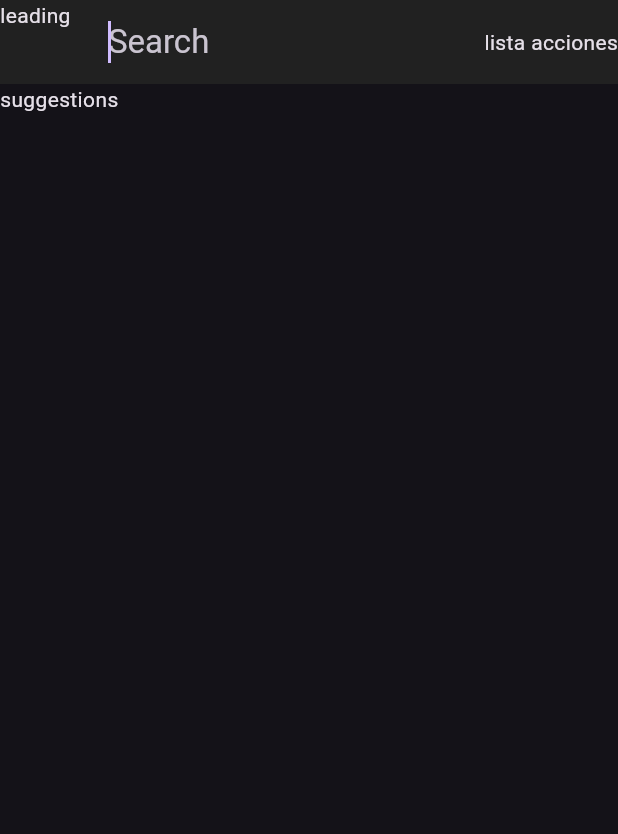
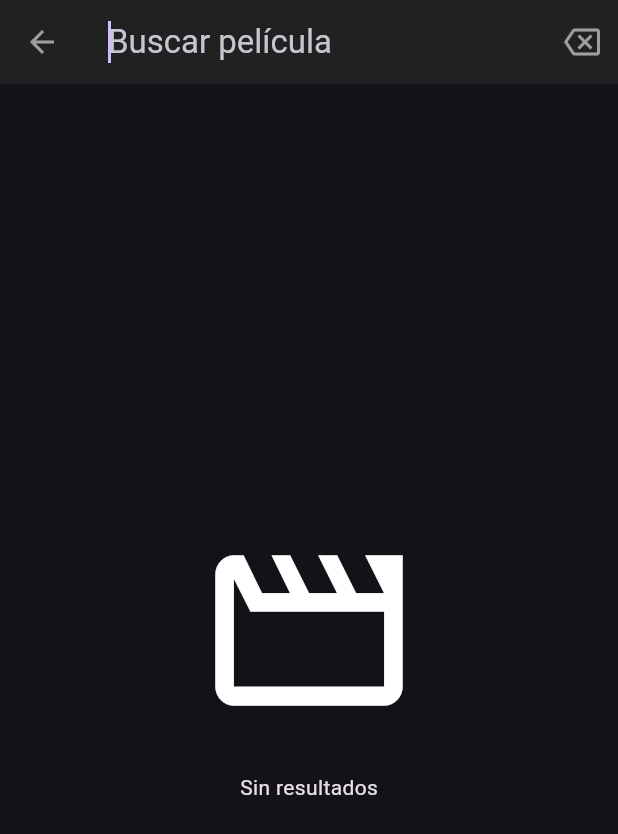
Before and after one commit to SSAD19/PeliculasCartelera_App, a Flutter app: the screen it shows after launch, after a tap on the "search" icon, on a phone screen of 412 x 824 dp. Shown: the top 834 px of the screen. Run offline on Flutter 3.47's test engine with Material 3 defaults, Android fonts, the light colour scheme and no system bars; our stand-ins replace card_swiper; network calls fail.

Commit message:
searchNav funcionando

```diff
--- a/lib/models/models.dart
+++ b/lib/models/models.dart
@@ -1,6 +1,7 @@
 
+export 'package:films_adictos/models/searchmovies.dart';
 export 'package:films_adictos/models/creditos_response.dart';
-export  'package:films_adictos/models/mostpopular.dart';
+export 'package:films_adictos/models/mostpopular.dart';
 export 'package:films_adictos/models/actor.dart';
 export 'package:films_adictos/models/nowplaying_response.dart';
 export 'package:films_adictos/models/pelicula.dart';
--- /dev/null
+++ b/lib/models/searchmovies.dart
@@ -0,0 +1,27 @@
+import 'package:films_adictos/models/models.dart';
+import 'dart:convert';
+
+class SearchMovie {
+    int page;
+    List<Pelicula> results;
+    int totalPages;
+    int totalResults;
+
+    SearchMovie({
+        required this.page,
+        required this.results,
+        required this.totalPages,
+        required this.totalResults,
+    });
+
+    factory SearchMovie.fromRawJson(String str) => SearchMovie.fromJson(json.decode(str));
+
+
+    factory SearchMovie.fromJson(Map<String, dynamic> json) => SearchMovie(
+        page: json["page"],
+        results: List<Pelicula>.from(json["results"].map((x) => Pelicula.fromJson(x))),
+        totalPages: json["total_pages"],
+        totalResults: json["total_results"],
+    );
+
+}
--- a/lib/search/searchdelegate.dart
+++ b/lib/search/searchdelegate.dart
@@ -1,29 +1,103 @@
+import 'package:films_adictos/provider/movieprovider.dart';
 import 'package:flutter/material.dart';
+import 'package:provider/provider.dart';
+
+import '../models/models.dart';
 
 class MovieSearch extends SearchDelegate{
   @override
+  String? get searchFieldLabel => 'Buscar película';
+  // este fieldLabel cambia el texto por defecto que trae el search delegate
+
+  @override
   List<Widget>? buildActions(BuildContext context) {
     return [
-      Text('lista acciones'),
+      IconButton(
+        icon: const Icon(Icons.backspace_outlined),
+        onPressed: () => query='',
+
+      ),
     ];
   }
 
   @override
   Widget? buildLeading(BuildContext context) {
-    // TODO: implement buildLeading
-    return Text('leading');
+
+    return IconButton(
+        icon: const Icon(Icons.arrow_back),
+        onPressed: () {
+          close(context, null);
+        },
+      );
   }
 
   @override
   Widget buildResults(BuildContext context) {
 
-    return Text('resultados');
+    return Container();
   }
+
+  Widget _emptyData(){
+  return Container(
+        child:const  Center(
+          child:Column(
+            crossAxisAlignment: CrossAxisAlignment.center ,
+            mainAxisAlignment: MainAxisAlignment.center,
+            children:[
+              Icon (Icons.movie_creation_outlined, size: 150,),
+              SizedBox(height:20),
+              Text('Sin resultados')
+              ] ),
+  ),
+  );
+  }
+
 
   @override
   Widget buildSuggestions(BuildContext context) {
 
-     return Text('suggestions');
+     if(query.isEmpty) {
+      return _emptyData();
+     }
+
+    final moviesProvider = Provider.of<MoviesProvider>(context);
+
+     return FutureBuilder(
+      future: moviesProvider.buscarPeli(query),
+      builder:(_,AsyncSnapshot<List<Pelicula>> snapshot) {
+        if (!snapshot.hasData) return _emptyData();
+
+        final pelis = snapshot.data!;
+
+        return ListView.builder(
+          itemCount: pelis.length,
+          itemBuilder: (_, int i) => _listaSearch(peli: pelis[i],),
+          );
+      },
+      );
   }
 
 }
+
+// ignore: must_be_immutable
+class _listaSearch extends StatelessWidget {
+  const _listaSearch({required this.peli});
+   final Pelicula peli;
+
+  @override
+  Widget build(BuildContext context) {
+    return ListTile(
+      leading: FadeInImage(
+      image:NetworkImage(peli.posterFinal),
+      placeholder:const AssetImage('assets/no-image.jpg'),
+      width: 100,
+      fit: BoxFit.contain
+      ),
+      title: Text('${peli.title}',
+      style: const TextStyle(fontSize: 16),
+      overflow: TextOverflow.ellipsis,
+      maxLines: 2,),
+    onTap: () =>Navigator.pushNamed(context, 'Details', arguments: peli)
+    );
+  }
+}
```
Also changed, not shown: lib/provider/movieprovider.dart (+13 -0 lines).
